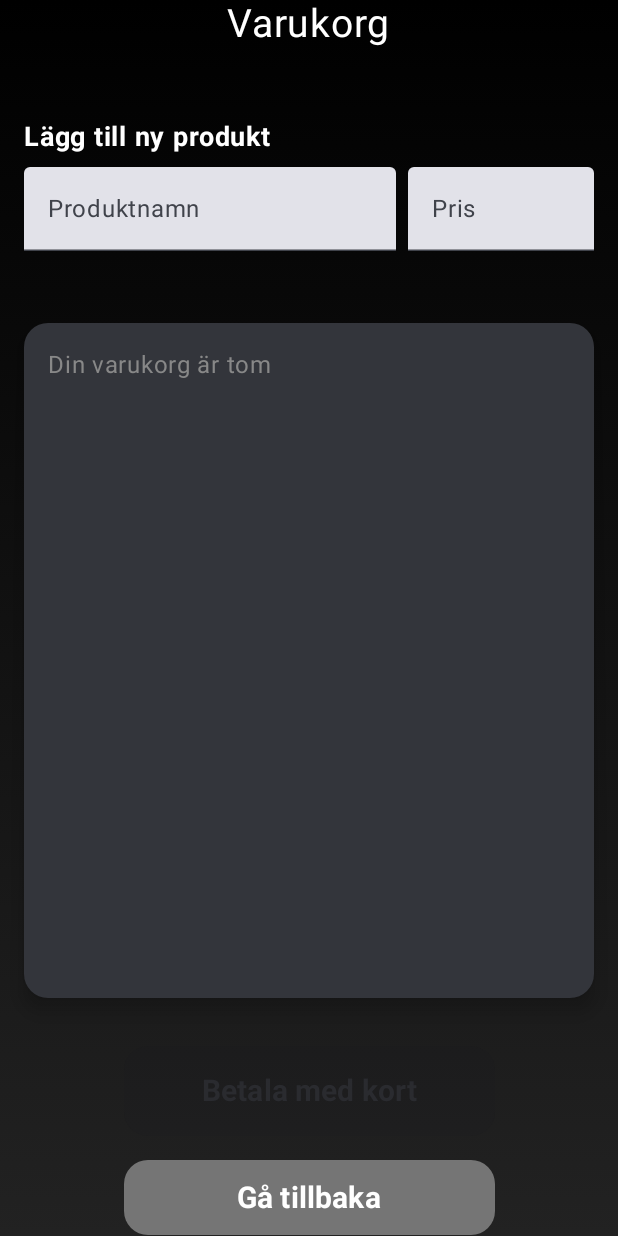
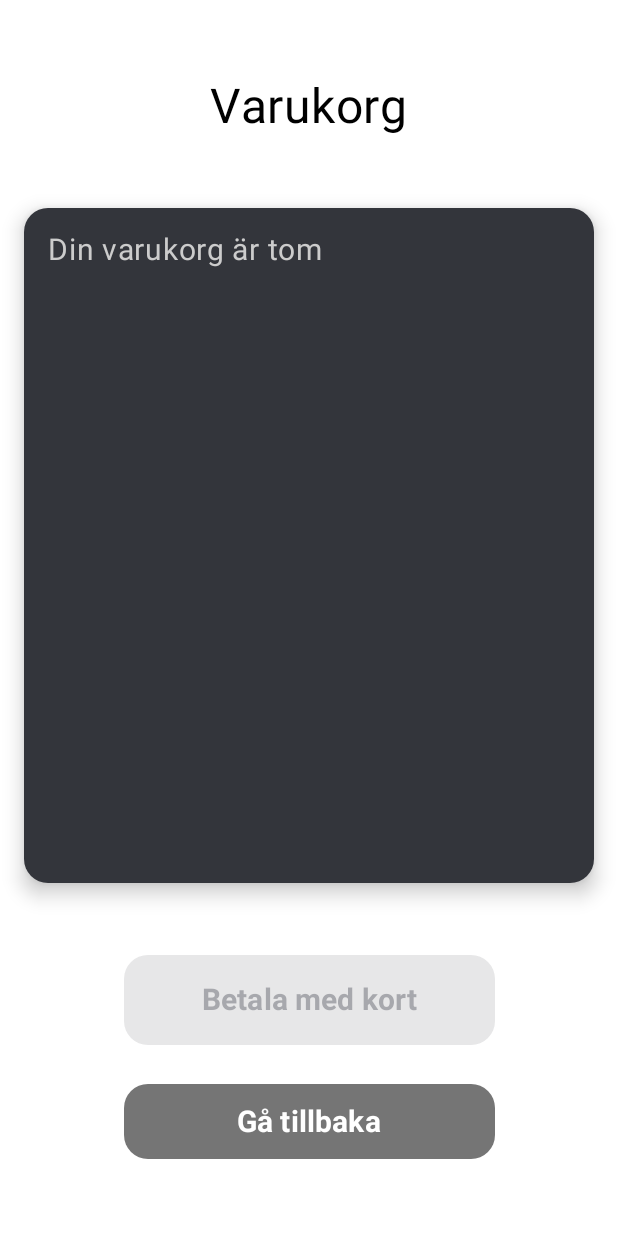
Before and after one commit to JohannesL2/terminal-ux700, an Android app built with Jetpack Compose: the screen it shows after launch (MainActivity), after a tap on "Kundvagn", on a phone screen of 412 x 824 dp. Run offline under Robolectric (Android 15) with nearby library versions, the phone set to English and light mode, and no system bars; our stand-ins replace Room's generated code.

Commit message:
ProductUtils added and sample products removed

```diff
--- a/app/src/main/java/com/example/test_design/MainActivity.kt
+++ b/app/src/main/java/com/example/test_design/MainActivity.kt
@@ -52,6 +52,7 @@ import androidx.compose.material.icons.filled.ShoppingCart
 import androidx.compose.animation.core.tween
 import androidx.compose.foundation.BorderStroke
 import androidx.compose.foundation.border
+import androidx.compose.foundation.layout.offset
 import androidx.compose.material3.Button
 import androidx.compose.material3.TextField
 import androidx.compose.runtime.mutableStateOf
@@ -65,6 +66,7 @@ import androidx.compose.foundation.lazy.LazyRow
 import androidx.compose.foundation.text.KeyboardOptions
 import androidx.compose.runtime.LaunchedEffect
 import androidx.compose.ui.draw.scale
+import androidx.compose.ui.draw.shadow
 import androidx.compose.ui.geometry.Offset
 import androidx.compose.ui.text.input.KeyboardType
 import androidx.compose.ui.unit.dp
@@ -72,6 +74,10 @@ import androidx.lifecycle.lifecycleScope
 import kotlinx.coroutines.launch
 import kotlinx.coroutines.flow.collect
 import kotlinx.coroutines.flow.firstOrNull
+import androidx.compose.ui.draw.alpha
+import com.example.test_design.data.utils.generateEAN
+import com.example.test_design.data.utils.generateArticleNumber
+import com.example.test_design.data.utils.generateRowNumber
 
 data class UiProduct(
     val name: String,
@@ -85,37 +91,12 @@ data class CartItem(
     var quantity: Int
 )
 
-//fake produkter, men den längst ner alltså kaffe är en riktig produkt i SQL databasen
-val sampleProducts = listOf(
-    UiProduct("Te", "Grönt Te", 39, "Dryck"),
-    UiProduct("Cappuccino", "Med mjölkskum", 59, "Dryck"),
-    UiProduct("Latte", "Espresso med varm mjölk", 59, "Dryck"),
-    UiProduct("Kaka", "Chokladkaka", 45, "Snacks"),
-    UiProduct("Smörgås", "Ost och skinka", 55, "Mat")
-)
-
 class MainActivity : ComponentActivity() {
     override fun onCreate(savedInstanceState: Bundle?) {
         super.onCreate(savedInstanceState)
 
         val db = AppDatabase.getInstance(this)
         val dao = db.productDao()
-
-        //Problemet här är att produkten kaffe läggs till varje gång man startar appen? så vi
-        //kanske borde göra så att den blir null ifall produkten redan finns, samt ge den ett artikel.nr som är unikt
-        lifecycleScope.launch {
-
-            dao.insertProduct(
-                ProductEntity(
-                    name = "Kaffe",
-                    description = "Bryggkaffe",
-                    price = 25,
-                    category = "Dryck"
-                )
-            )
-        }
-        //Art.Nr
-        //EAN-nummer 16 siffror?
 
         //efter beställning blir det ordernummer och radnummer, kopplat ihop i orderhuvud
 
@@ -165,7 +146,7 @@ fun GradientScreen(
         }
     }
 
-    val roomProducts = dbProducts.map { entity ->
+    val allProducts = dbProducts.map { entity ->
         UiProduct(
             name = entity.name,
             description = entity.description,
@@ -173,8 +154,6 @@ fun GradientScreen(
             category = entity.category
         )
     }
-
-    val allProducts = sampleProducts + roomProducts
 
     val filteredProducts = allProducts.filter { product ->
         (selectedCategory == "Alla" || product.category == selectedCategory) &&
@@ -211,13 +190,13 @@ fun GradientScreen(
                 onClick = { navController.navigate("second") },
                 modifier = Modifier
                     .size(56.dp)
-                    .background(Color(0xFF4CAF50))
+                    .background(Color.Black)
             ) {
                 Icon(
                     imageVector = Icons.Default.ShoppingCart,
                     contentDescription = "Kundvagn",
                     tint = Color.White,
-                    modifier = Modifier.size(32.dp)
+                    modifier = Modifier.size(36.dp)
                 )
             }
         }
@@ -236,11 +215,12 @@ fun GradientScreen(
                         onClick = { selectedCategory = category },
                         shape = RoundedCornerShape(24.dp),
                         colors = ButtonDefaults.buttonColors(
-                            containerColor = if (selectedCategory == category) Color(0xFF4CAF50) else Color.Gray
+                            containerColor = if (selectedCategory == category) Color(0xFF6200EE) else Color(0xFFE0E0E0)
                         ),
                         modifier = Modifier.height(40.dp)
                     ) {
-                        Text(category, color = Color.White)
+                        Text(category,
+                            color = if(selectedCategory == category) Color.White else Color(0xFF212121))
                     }
                 }
             }
@@ -272,13 +252,19 @@ fun ProductCard(product: UiProduct, cart: SnapshotStateList<CartItem>) {
     }
 
         Card(
-            shape = RoundedCornerShape(20.dp),
-            colors = CardDefaults.cardColors(containerColor = Color(0xFF1B1B1F)),
+            shape = RoundedCornerShape(8.dp),
+            colors = CardDefaults.cardColors(containerColor = Color.White),
             modifier = Modifier
                 .fillMaxWidth()
                 .height(170.dp)
-                .padding(vertical = 8.dp),
-            elevation = CardDefaults.cardElevation(defaultElevation = 12.dp)
+                .padding(vertical = 8.dp)
+                .shadow(
+                    elevation = 12.dp,
+                    shape = RoundedCornerShape(8.dp),
+                    ambientColor = Color(0xFFB0B0B0),
+                    spotColor = Color(0xFF909090)
+                )
+                .border(BorderStroke(1.dp, Color(0xFF6200EE)), shape = RoundedCornerShape(8.dp))
         )
         {
             Column(
@@ -291,13 +277,13 @@ fun ProductCard(product: UiProduct, cart: SnapshotStateList<CartItem>) {
                     text = product.name,
                     fontSize = 22.sp,
                     fontWeight = FontWeight.Bold,
-                    color = Color.White
+                    color = Color.Black
                 )
 
                 Text(
                     text = product.description,
                     fontSize = 14.sp,
-                    color = Color(0xFFCCCCCC),
+                    color = Color(0xFF212121),
                     maxLines = 2
                 )
 
@@ -344,27 +330,16 @@ fun SecondScreen(
     Box(
         modifier = Modifier
             .fillMaxSize()
-            .background(
-                Brush.linearGradient(
-                    listOf(
-                        Color(0xFF000000),
-                        Color(0xFF111111),
-                        Color(0xFF222222)
-                    ),
-                    start = Offset(0f, 0f),
-                    end = Offset(0f, Float.POSITIVE_INFINITY)
-                )
-            ),
+            .background(Color.White),
         contentAlignment = Alignment.Center
     ) {
         Column(horizontalAlignment = Alignment.CenterHorizontally) {
-            Text("Varukorg", color = Color.White, fontSize = 26.sp)
-            Spacer(modifier = Modifier.height(32.dp))
+            Text("Varukorg", color = Color.Black, fontSize = 32.sp)
 
     Column(
         modifier = Modifier
             .fillMaxWidth()
-            .padding(16.dp)
+            .padding(12.dp)
     ) {
         Text(
             text = "Lägg till ny produkt",
@@ -372,54 +347,20 @@ fun SecondScreen(
             fontWeight = FontWeight.Bold,
             color = Color.White
         )
-
-        Spacer(modifier = Modifier.height(8.dp))
-
-        Row(
-            modifier = Modifier
-                .fillMaxWidth(),
-            horizontalArrangement = Arrangement.spacedBy(8.dp),
-        ) {
-            var newProductName by remember { mutableStateOf("") }
-            var newProductPrice by remember { mutableStateOf("") }
-
-            TextField(
-                value = newProductName,
-                onValueChange = { newProductName = it },
-                label = { Text("Produktnamn") },
-                modifier = Modifier
-                    .weight(2f)
-                    .height(56.dp)
-            )
-
-            TextField(
-                value = newProductPrice,
-                onValueChange = {
-                    newProductPrice = it.filter { c -> c.isDigit() }
-                }, // bara siffror
-                label = { Text("Pris") },
-                keyboardOptions = KeyboardOptions(keyboardType = KeyboardType.Number),
-                modifier = Modifier
-                    .weight(1f)
-                    .height(56.dp)
-            )
-        }
     }
-
-            Spacer(modifier = Modifier.height(32.dp))
             CartSummary(cart)
-            Spacer(modifier = Modifier.height(32.dp))
+            Spacer(modifier = Modifier.height(48.dp))
             Button(
                 onClick = { navController.navigate("pinScreen") },
                 colors = ButtonDefaults.buttonColors(
-                    containerColor = if (cart.isNotEmpty()) Color(0xFF1976D2) else Color.Gray),
+                    containerColor = if (cart.isNotEmpty()) Color(0xFF6200EE) else Color.Gray),
                 shape = RoundedCornerShape(16.dp),
                 modifier = Modifier
                     .fillMaxWidth(0.6f)
                     .height(60.dp),
                 enabled = cart.isNotEmpty()
             ) { Text(text = "Betala med kort", fontSize = 20.sp, fontWeight = FontWeight.Bold) }
-            Spacer(modifier = Modifier.height(16.dp))
+            Spacer(modifier = Modifier.height(26.dp))
             Button(
                 onClick = { navController.navigate("main") },
                 colors = ButtonDefaults.buttonColors(containerColor = Color(0xFF757575)),
@@ -443,7 +384,7 @@ fun CartSummary(cart: androidx.compose.runtime.snapshots.SnapshotStateList<CartI
     ) {
             Column(modifier = Modifier.padding(16.dp)) {
                 if (cart.isEmpty()) {
-                    Text("Din varukorg är tom", color = Color.Gray, fontSize = 16.sp)
+                    Text("Din varukorg är tom", color = Color.LightGray, fontSize = 20.sp)
                 } else {
 
                     LazyColumn(
@@ -458,7 +399,7 @@ fun CartSummary(cart: androidx.compose.runtime.snapshots.SnapshotStateList<CartI
                                     .fillMaxWidth()
                                     .padding(vertical = 4.dp)
                                     .clip(RoundedCornerShape(12.dp))
-                                    .background(Color.White.copy(alpha = 0.2f))
+                                    .background(Color.White.copy(alpha = 0.9f))
                                     .padding(8.dp)
                             ) {
                                 Row(
@@ -466,7 +407,7 @@ fun CartSummary(cart: androidx.compose.runtime.snapshots.SnapshotStateList<CartI
                                     verticalAlignment = Alignment.CenterVertically,
                                     modifier = Modifier.fillMaxWidth()
                                 ) {
-                                    Text("${item.product.name} x${item.quantity} - ${item.product.price * item.quantity} kr", color = Color.White)
+                                    Text("x${item.quantity} ${item.product.name} - ${item.product.price * item.quantity} kr", color = Color.Black, fontSize = 20.sp, fontWeight = FontWeight.SemiBold, letterSpacing = 2.sp)
                                     IconButton(
                                         onClick = {
                                             val index = cart.indexOf(item)
@@ -479,7 +420,8 @@ fun CartSummary(cart: androidx.compose.runtime.snapshots.SnapshotStateList<CartI
                                         Icon(
                                             imageVector = Icons.Default.Close,
                                             contentDescription = "Ta bort",
-                                            tint = Color.Red
+                                            tint = Color.Red,
+                                            modifier = Modifier.size(36.dp)
                                         )
                                     }
                                 }
@@ -488,7 +430,7 @@ fun CartSummary(cart: androidx.compose.runtime.snapshots.SnapshotStateList<CartI
                     }
                     Spacer(modifier = Modifier.height(8.dp))
                     val total = cart.sumOf { it.product.price * it.quantity }
-                    Text("Totalt: $total kr", fontWeight = FontWeight.Bold, color = Color(0xFF4CAF50))
+                    Text("Att Betala: $total kr", fontWeight = FontWeight.Medium, color = Color.LightGray, fontSize = 26.sp)
                 }
             }
         }
@@ -509,7 +451,7 @@ fun PinScreen(
         modifier = Modifier
             .fillMaxSize()
             .background(Color(0xFF1E1E2F))
-            .padding(32.dp),
+            .padding(24.dp),
         horizontalAlignment = Alignment.CenterHorizontally,
         verticalArrangement = Arrangement.Center
     ) {
@@ -520,13 +462,14 @@ fun PinScreen(
             color = Color.White
         )
 
-        Spacer(modifier = Modifier.height(32.dp))
+        Spacer(modifier = Modifier.height(30.dp))
 
         Text(
             text = "*".repeat(pin.length),
             fontSize = 40.sp,
             fontWeight = FontWeight.Bold,
-            color = Color.White
+            color = Color.White,
+            modifier = Modifier.height(40.dp),
         )
 
         Spacer(modifier = Modifier.height(32.dp))
@@ -540,17 +483,21 @@ fun PinScreen(
 
         buttons.forEach { row ->
             Row(
-                horizontalArrangement = Arrangement.spacedBy(16.dp),
-                modifier = Modifier.padding(vertical = 8.dp)
+                horizontalArrangement = Arrangement.spacedBy(20.dp),
+                modifier = Modifier.padding(vertical = 12.dp)
             ) {
                 row.forEach { label ->
                     val isOk = label == "OK"
-                    val isEnabled = !isOk || pin.length == 4
+                    val isEnabled = when(label) {
+                        "⌫" -> pin.isNotEmpty()
+                        "OK" -> pin.length == 4
+                        else -> true
+                    }
 
                     val buttonColor = when (label) {
-                        "OK" -> Color(0xFF4CAF50)
-                        "⌫" -> Color(0xFF757575)
-                        else -> Color(0xFF2E7D32)
+                        "OK" -> Color(0xFF81C784)
+                        "⌫" -> Color(0xFFFFA726)
+                        else -> Color.White
                     }
 
                         Button(
@@ -561,7 +508,10 @@ fun PinScreen(
                                     label != "⌫" && label != "OK" && pin.length < 4 -> pin += label
                                 }
                             },
-                            modifier = Modifier.size(80.dp),
+                            modifier = Modifier
+                                .size(100.dp)
+                                .alpha(if ((label == "OK" && pin.length != 4) || (label == "⌫" && pin.isEmpty()))
+                                    0f else 1f),
                             enabled = isEnabled,
                             shape = RoundedCornerShape(16.dp),
                             colors = ButtonDefaults.buttonColors(
@@ -571,8 +521,13 @@ fun PinScreen(
                         ) {
                             Text(
                                 text = label,
-                                fontSize = 24.sp,
-                                fontWeight = FontWeight.Bold
+                                modifier = if (label == "⌫") Modifier.offset(x = (-3).dp) else Modifier,
+                                fontSize = if (isOk) 24.sp else 36.sp,
+                                fontWeight = FontWeight.Bold,
+                                color = when (label) {
+                                    "OK" -> Color.White
+                                    else -> Color.Black
+                                }
                             )
                         }
                     }
@@ -585,7 +540,7 @@ fun PinScreen(
                     colors = ButtonDefaults.buttonColors(containerColor = Color(0xFFE53935)),
                     shape = RoundedCornerShape(16.dp),
                     modifier = Modifier
-                        .fillMaxWidth(0.6f)
+                        .fillMaxWidth()
                         .height(60.dp)
                 ) {
                     Text(
--- a/app/src/main/java/com/example/test_design/data/dao/ProductDao.kt
+++ b/app/src/main/java/com/example/test_design/data/dao/ProductDao.kt
@@ -5,13 +5,70 @@ import androidx.room.Insert
 import androidx.room.OnConflictStrategy
 import androidx.room.Query
 import com.example.test_design.data.entity.ProductEntity
+import com.example.test_design.data.utils.generateArticleNumber
+import com.example.test_design.data.utils.generateEAN
+import com.example.test_design.data.utils.generateRowNumber
 import kotlinx.coroutines.flow.Flow
 
 @Dao
 interface ProductDao {
-    @Query("SELECT * FROM ProductEntity")
+
+    @Query("SELECT * FROM productentity")
     fun getAllProducts(): Flow<List<ProductEntity>>
 
-    @Insert(onConflict = OnConflictStrategy.REPLACE)
-    suspend fun insertProduct(product: ProductEntity)
+    @Query("SELECT * FROM productentity")
+    suspend fun getAllProductsOnce(): List<ProductEntity>
+
+    @Query("SELECT * FROM productentity WHERE name = :name LIMIT 1")
+    suspend fun getByName(name: String): ProductEntity?
+
+    @Insert(onConflict = OnConflictStrategy.IGNORE)
+    suspend fun insert(product: ProductEntity)
+
+    suspend fun insertInitialProducts() {
+        val initialProducts = listOf(
+            ProductEntity(
+                name ="Kaffe",
+                description = "Bryggkaffe",
+                price = 25,
+                category = "Dryck",
+                ean = generateEAN(),
+                articleNumber = generateArticleNumber(),
+                rowNumber = generateRowNumber()
+                ),
+            ProductEntity(
+                name = "Latte",
+                description =  "Varm mjölk + espresso",
+                price = 59,
+                category = "Dryck",
+                ean = generateEAN(),
+                articleNumber = generateArticleNumber(),
+                rowNumber = generateRowNumber()
+            ),
+            ProductEntity(
+                name = "Kaka",
+                description =  "Kladdkaka",
+                price = 39,
+                category = "Snacks",
+                ean = generateEAN(),
+                articleNumber = generateArticleNumber(),
+                rowNumber = generateRowNumber()
+            ),
+            ProductEntity(
+                name = "Smörgås",
+                description =  "Ost och skinka",
+                price = 55,
+                category = "Mat",
+                ean = generateEAN(),
+                articleNumber = generateArticleNumber(),
+                rowNumber = generateRowNumber()
+            )
+        )
+
+        for (p in initialProducts) {
+            if (getByName(p.name) == null) {
+                insert(p)
+            }
+        }
+    }
 }
--- a/app/src/main/java/com/example/test_design/data/db/AppDatabase.kt
+++ b/app/src/main/java/com/example/test_design/data/db/AppDatabase.kt
@@ -4,8 +4,12 @@ import android.content.Context
 import androidx.room.Database
 import androidx.room.Room
 import androidx.room.RoomDatabase
+import androidx.sqlite.db.SupportSQLiteDatabase
 import com.example.test_design.data.entity.ProductEntity
 import com.example.test_design.data.dao.ProductDao
+import kotlinx.coroutines.CoroutineScope
+import kotlinx.coroutines.Dispatchers
+import kotlinx.coroutines.launch
 
 @Database(entities = [ProductEntity::class], version = 2, exportSchema = false)
 abstract class AppDatabase : RoomDatabase() {
@@ -21,7 +25,18 @@ abstract class AppDatabase : RoomDatabase() {
                     context.applicationContext,
                     AppDatabase::class.java,
                     "products.db"
-                ).build()
+                )
+                    .addCallback(object : Callback() {
+                        override fun onCreate(db: SupportSQLiteDatabase) {
+                            super.onCreate(db)
+
+                            CoroutineScope(Dispatchers.IO).launch {
+                                val database = getInstance(context)
+                                database.productDao().insertInitialProducts()
+                            }
+                        }
+                    })
+                    .build()
                 INSTANCE = instance
                 instance
             }
--- a/app/src/main/java/com/example/test_design/data/entity/ProductEntity.kt
+++ b/app/src/main/java/com/example/test_design/data/entity/ProductEntity.kt
@@ -9,5 +9,9 @@ data class ProductEntity(
     val name: String,
     val description: String,
     val price: Int,
-    val category: String
+    val category: String,
+
+    val ean: String,
+    val articleNumber: String,
+    val rowNumber: Int
 )
--- /dev/null
+++ b/app/src/main/java/com/example/test_design/data/utils/ProductUtils.kt
@@ -0,0 +1,11 @@
+package com.example.test_design.data.utils
+
+fun generateEAN(): String {
+    return (1000000000000..9999999999999).random().toString()
+}
+
+fun generateArticleNumber(): String {
+    return "ART-" + (100000..999999).random()
+}
+
+fun generateRowNumber(): Int = (1..1000).random()
```
